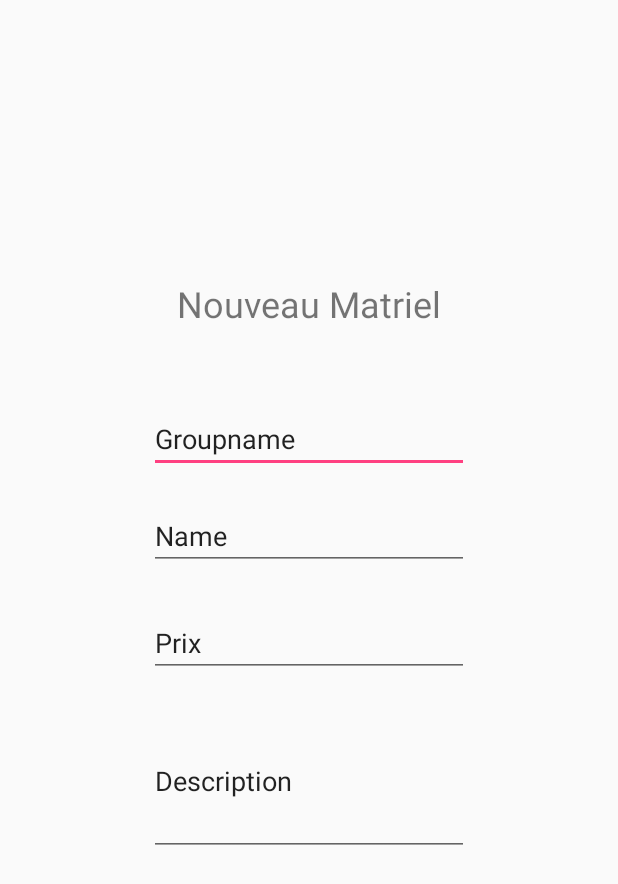
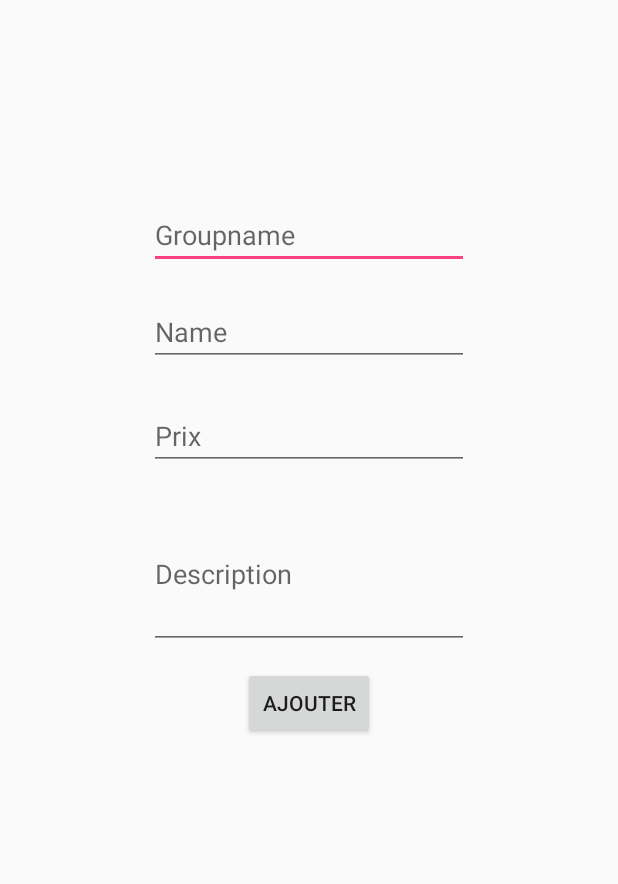
Before and after one commit to marwen1994/ProjetPidevfinal2017_m, an Android app: the layout activity_ajout_matriel_non_dispo.xml on its own in the app's theme, with its tools: preview values and no code run, on a phone screen of 412 x 824 dp. Shown: the top 884 px of the screen. Run offline under Robolectric (Android 15) with nearby library versions, the light colour scheme and no system bars.

Commit message:
COMIT XML

```diff
--- a/app/src/main/res/layout/activity_ajout_matriel_non_dispo.xml
+++ b/app/src/main/res/layout/activity_ajout_matriel_non_dispo.xml
@@ -7,66 +7,66 @@
     tools:context="com.example.marwen.projetpidevfinal2017.AjoutMatrielNonDispo">
 
     <ImageView
-        android:id="@+id/profileimg"
+        android:id="@+id/matnonimg"
         android:layout_width="match_parent"
-        android:layout_height="170dp"
+        android:layout_height="120dp"
         android:layout_alignParentStart="true"
         android:layout_alignParentTop="true"
         android:onClick="uploadimg" />
-    <TextView
-        android:id="@+id/textView15"
-        android:layout_width="250dp"
-        android:layout_height="wrap_content"
-        android:text="TextView"
-        android:textAlignment="center"
-        android:textSize="24sp"
-        tools:text="Nouveau Matriel"
-        android:layout_marginTop="16dp"
-        android:layout_below="@+id/profileimg"
-        android:layout_centerHorizontal="true" />
 
     <EditText
-        android:id="@+id/editText12"
+        android:id="@+id/grpname"
         android:layout_width="wrap_content"
         android:layout_height="wrap_content"
-        android:layout_below="@+id/textView15"
+        android:layout_below="@+id/matnonimg"
         android:layout_centerHorizontal="true"
-        android:layout_marginTop="51dp"
+        android:layout_marginTop="14dp"
         android:ems="10"
-        android:inputType="textPersonName"
-        android:text="Groupname" />
+        android:hint="Groupname"
+        android:inputType="textPersonName" />
 
     <EditText
-        android:id="@+id/editText13"
+        android:id="@+id/matname"
         android:layout_width="wrap_content"
         android:layout_height="wrap_content"
+        android:layout_alignStart="@+id/grpname"
+        android:layout_below="@+id/grpname"
         android:layout_marginTop="19dp"
         android:ems="10"
-        android:inputType="textPersonName"
-        android:text="Name"
-        android:layout_below="@+id/editText12"
-        android:layout_alignStart="@+id/editText12" />
+        android:hint="Name"
+        android:inputType="textPersonName" />
 
     <EditText
-        android:id="@+id/editText14"
+        android:id="@+id/prix"
         android:layout_width="wrap_content"
         android:layout_height="wrap_content"
-        android:layout_marginTop="26dp"
+        android:layout_alignStart="@+id/matname"
+        android:layout_below="@+id/matname"
+        android:layout_marginTop="24dp"
         android:ems="10"
-        android:inputType="textPersonName"
-        android:text="Prix"
-        android:layout_below="@+id/editText13"
-        android:layout_alignStart="@+id/editText13" />
+        android:hint="Prix"
+        android:inputType="textPersonName" />
 
     <EditText
-        android:id="@+id/editText15"
+        android:id="@+id/descrip"
         android:layout_width="wrap_content"
         android:layout_height="100dp"
-        android:layout_alignEnd="@+id/editText14"
-        android:layout_alignStart="@+id/editText14"
-        android:layout_below="@+id/editText14"
+        android:layout_alignEnd="@+id/prix"
+        android:layout_alignStart="@+id/prix"
+        android:layout_below="@+id/prix"
         android:layout_marginTop="19dp"
         android:ems="10"
+        android:hint="Description"
         android:inputType="textPersonName"
-        android:text="Description" />
+        android:textAlignment="viewStart" />
+
+    <Button
+        android:id="@+id/ajouter"
+        android:onClick="ajouter"
+        android:layout_width="wrap_content"
+        android:layout_height="wrap_content"
+        android:layout_below="@+id/descrip"
+        android:layout_centerHorizontal="true"
+        android:layout_marginTop="12dp"
+        android:text="Ajouter" />
 </RelativeLayout>
```
